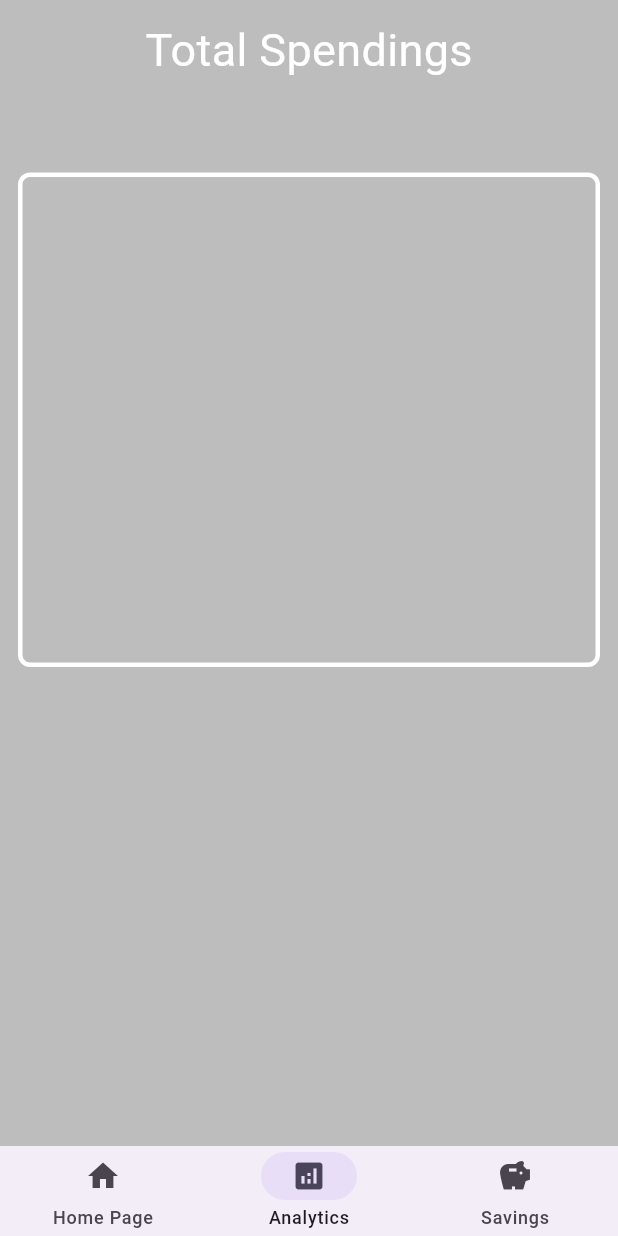
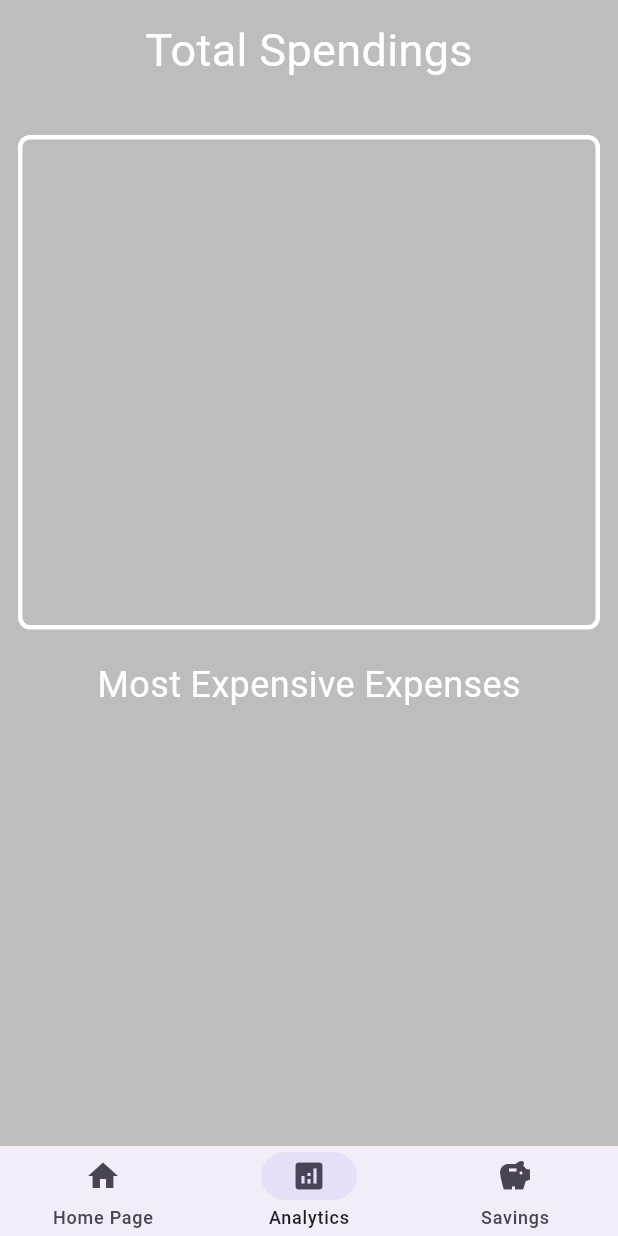
Before and after one commit to NyimaG/Finance_App, a Flutter app: the screen it shows after launch, item 2 of the bottom bar chosen, on a phone screen of 412 x 824 dp. Run offline on Flutter 3.47's test engine with Material 3 defaults, Android fonts, the phone set to English and light mode, and no system bars; drawn by our look-alikes of fl_chart; our stand-ins replace sqflite; accounts and stored records are empty.

Commit message:
added most expensive expneses to analytics

```diff
--- a/lib/analytics.dart
+++ b/lib/analytics.dart
@@ -16,6 +16,17 @@ class AnalyticsPage extends StatelessWidget {
               double.parse(expense.amount);
     }
 
+    double maxValue = categoryTotals.values.isNotEmpty
+        ? categoryTotals.values.reduce((a, b) => a > b ? a : b)
+        : 0;
+    double maxY = maxValue + 1000;
+
+    List<Expense> sortedExpenses = expenses
+        .where((expense) => !expense.isIncome)
+        .toList()
+      ..sort(
+          (a, b) => double.parse(b.amount).compareTo(double.parse(a.amount)));
+
     final screenHeight = MediaQuery.of(context).size.height;
 
     return Scaffold(
@@ -27,7 +38,7 @@ class AnalyticsPage extends StatelessWidget {
               'Total Spendings',
               style: TextStyle(fontSize: 30.0, color: Colors.white),
             ),
-            SizedBox(height: 60),
+            SizedBox(height: 35),
             Container(
               height: screenHeight / 2.5,
               decoration: BoxDecoration(
@@ -42,6 +53,7 @@ class AnalyticsPage extends StatelessWidget {
                 child: BarChart(
                   BarChartData(
                     alignment: BarChartAlignment.spaceAround,
+                    maxY: maxY,
                     barGroups: categoryTotals.entries.map((entry) {
                       return BarChartGroupData(
                         x: categoryTotals.keys.toList().indexOf(entry.key),
@@ -85,8 +97,45 @@ class AnalyticsPage extends StatelessWidget {
                         fitInsideHorizontally: true,
                         fitInsideVertically: true,
                         tooltipMargin: 10,
-                      ))),
                       ),
+                    ),
+                  ),
+                ),
+              ),
+            ),
+            SizedBox(height: 20),
+            Text(
+              'Most Expensive Expenses',
+              style: TextStyle(fontSize: 24.0, color: Colors.white),
+            ),
+            SizedBox(height: 10),
+            Expanded(
+              child: ListView.builder(
+                itemCount:
+                    sortedExpenses.length > 5 ? 5 : sortedExpenses.length,
+                itemBuilder: (context, index) {
+                  final expense = sortedExpenses[index];
+                  return Container(
+                    margin: EdgeInsets.symmetric(vertical: 8.0),
+                    padding: EdgeInsets.all(12.0),
+                    decoration: BoxDecoration(
+                      color: Colors.grey[300],
+                      borderRadius: BorderRadius.circular(8.0),
+                    ),
+                    child: ListTile(
+                      title: Text(
+                        expense.description,
+                        style: TextStyle(
+                            fontSize: 18, fontWeight: FontWeight.bold),
+                      ),
+                      subtitle: Text(expense.category),
+                      trailing: Text(
+                        '\$${expense.amount}',
+                        style: TextStyle(fontSize: 18, color: Colors.black),
+                      ),
+                    ),
+                  );
+                },
               ),
             ),
           ],
```
Also changed, not shown: lib/database_helper.dart (+10 -0 lines), lib/main.dart (+18 -1 lines). Lines whose indentation alone changed are shown as unchanged.
